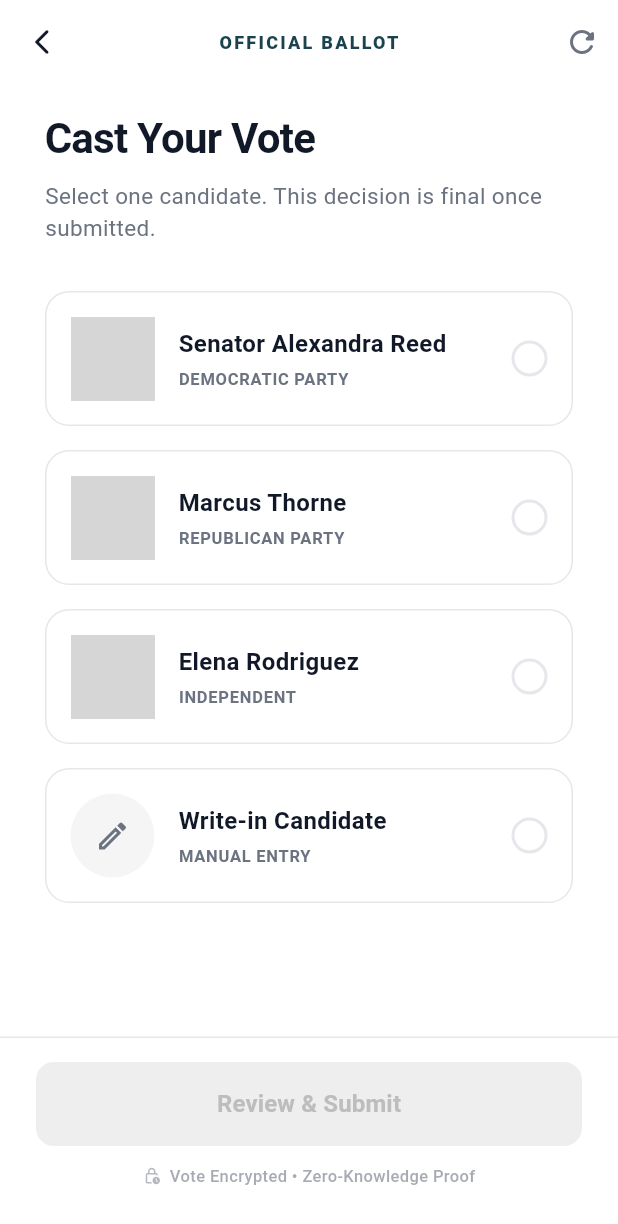
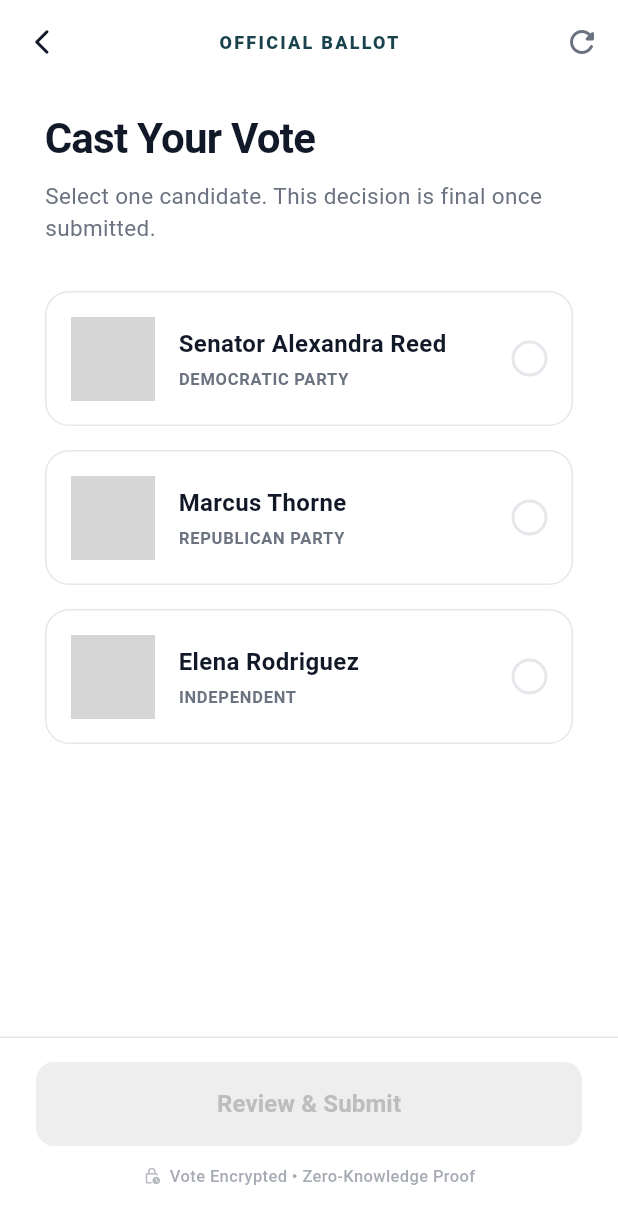
Before and after one commit to Votum-SecurVote/Votum-admin, a Flutter app: the BallotScreen screen opened by its route, on a phone screen of 412 x 824 dp. Shown: the top 1224 px of the screen. Run offline on Flutter 3.47's test engine with Material 3 defaults, Android fonts, the phone set to English and light mode, and no system bars; our stand-ins replace file_picker, shared_preferences; accounts and stored records are empty; network calls fail; Roboto replaces fonts that are missing (PublicSans); grey boxes are pictures that could not be loaded.

Commit message:
removed manual ballot in ballot page

```diff
--- a/securevote/lib/ballot_screen.dart
+++ b/securevote/lib/ballot_screen.dart
@@ -37,7 +37,6 @@ class _BallotScreenState extends State<BallotScreen> {
       'party': 'Independent',
       'image': 'https://i.pravatar.cc/150?img=9', // Placeholder
     },
-    {'name': 'Write-in Candidate', 'party': 'Manual Entry', 'image': ''},
   ];
 
   @override
```
